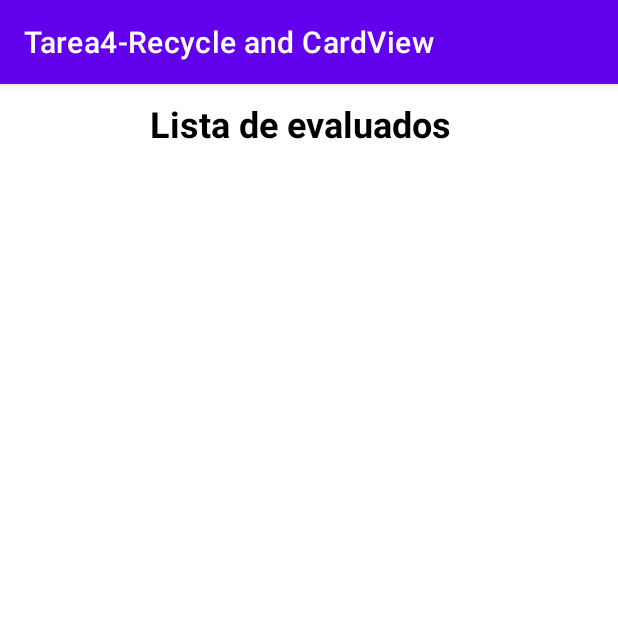
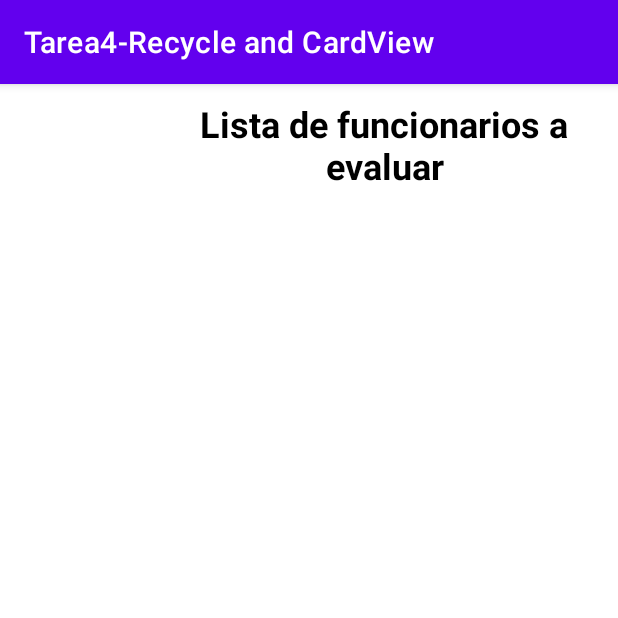
Before and after one commit to mmendezg2/Tarea4-RecycleView, an Android app: the listaEvaluar screen opened directly, with no data from a screen before it, on a phone screen of 412 x 824 dp, the top half of it. Run offline under Robolectric (Android 15) with nearby library versions, the phone set to English and light mode, and no system bars; 1 statement that could not run was skipped.

Commit message:
Update activity_lista_evaluar.xml

```diff
--- a/app/src/main/res/layout/activity_lista_evaluar.xml
+++ b/app/src/main/res/layout/activity_lista_evaluar.xml
@@ -12,7 +12,7 @@
         android:layout_height="wrap_content"
         android:layout_marginLeft="100dp"
         android:layout_marginTop="10dp"
-        android:text="Lista de evaluados"
+        android:text="Lista de funcionarios a evaluar"
         android:textAlignment="center"
         android:textAppearance="@style/Base.TextAppearance.AppCompat.Small"
         android:textColor="#000000"
```
